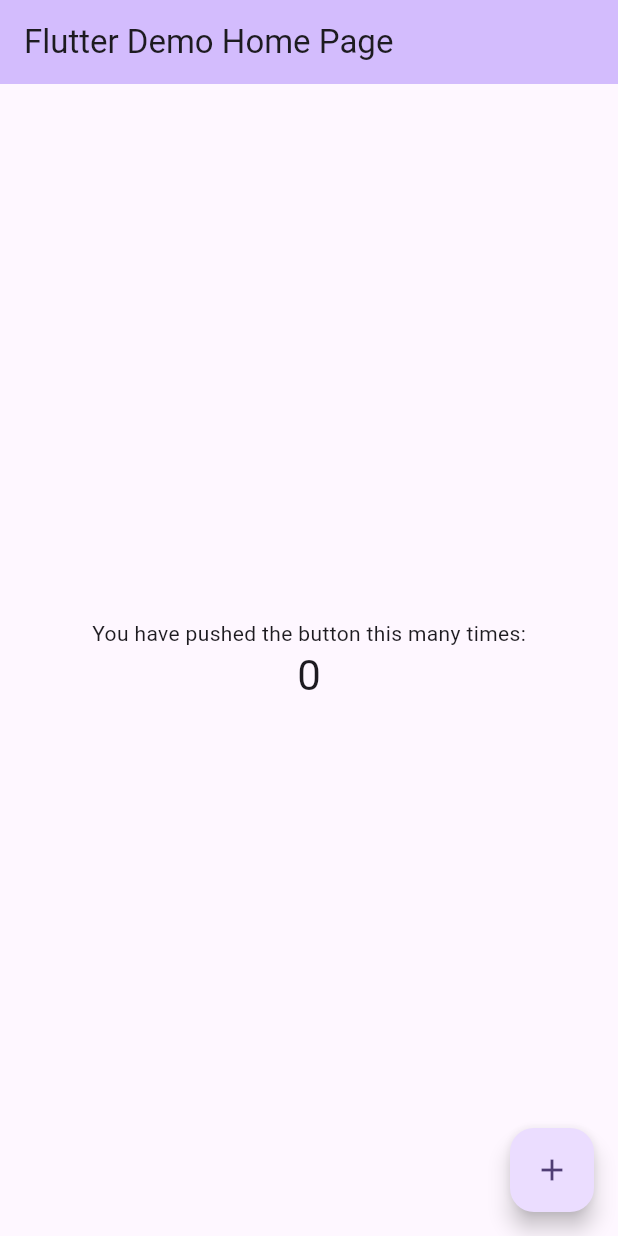
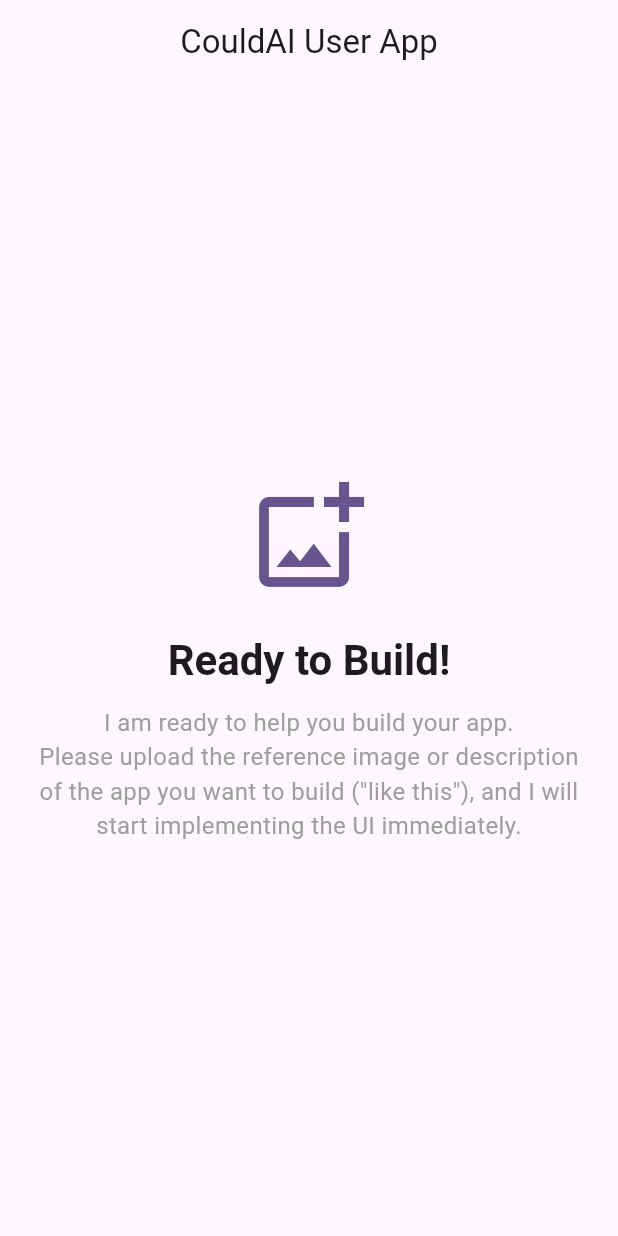
Before and after one commit to could-ai/019ae630-8134-7859-bf2f-23162685a986, a Flutter app: the screen it shows after launch, on a phone screen of 412 x 824 dp. Run offline on Flutter 3.47's test engine with Material 3 defaults, Android fonts, the phone set to English and light mode, and no system bars.

Commit message:
Created a placeholder Home Screen to serve as the starting point. It currently invites the user to upload their reference design since the initial request didn't include the image.; Refactored main.dart to remove the default counter app boilerplate. Configured the MaterialApp with proper routing pointing to the new HomeScreen.

```diff
--- a/usr/lib/main.dart
+++ b/usr/lib/main.dart
@@ -1,4 +1,5 @@
 import 'package:flutter/material.dart';
+import 'screens/home_screen.dart';
 
 void main() {
   runApp(const MyApp());
@@ -7,117 +8,20 @@ void main() {
 class MyApp extends StatelessWidget {
   const MyApp({super.key});
 
-  // This widget is the root of your application.
   @override
   Widget build(BuildContext context) {
     return MaterialApp(
-      title: 'Flutter Demo',
+      title: 'CouldAI User App',
       debugShowCheckedModeBanner: false,
       theme: ThemeData(
-        // This is the theme of your application.
-        //
-        // TRY THIS: Try running your application with "flutter run". You'll see
-        // the application has a purple toolbar. Then, without quitting the app,
-        // try changing the seedColor in the colorScheme below to Colors.green
-        // and then invoke "hot reload" (save your changes or press the "hot
-        // reload" button in a Flutter-supported IDE, or press "r" if you used
-        // the command line to start the app).
-        //
-        // Notice that the counter didn't reset back to zero; the application
-        // state is not lost during the reload. To reset the state, use hot
-        // restart instead.
-        //
-        // This works for code too, not just values: Most code changes can be
-        // tested with just a hot reload.
         colorScheme: ColorScheme.fromSeed(seedColor: Colors.deepPurple),
+        useMaterial3: true,
       ),
+      // Always explicitly set initialRoute and define '/' in routes for web safety
       initialRoute: '/',
       routes: {
-        '/': (context) => const MyHomePage(title: 'Flutter Demo Home Page'),
+        '/': (context) => const HomeScreen(),
       },
     );
   }
 }
-
-class MyHomePage extends StatefulWidget {
-  const MyHomePage({super.key, required this.title});
-
-  // This widget is the home page of your application. It is stateful, meaning
-  // that it has a State object (defined below) that contains fields that affect
-  // how it looks.
-
-  // This class is the configuration for the state. It holds the values (in this
-  // case the title) provided by the parent (in this case the App widget) and
-  // used by the build method of the State. Fields in a Widget subclass are
-  // always marked "final".
-
-  final String title;
-
-  @override
-  State<MyHomePage> createState() => _MyHomePageState();
-}
-
-class _MyHomePageState extends State<MyHomePage> {
-  int _counter = 0;
-
-  void _incrementCounter() {
-    setState(() {
-      // This call to setState tells the Flutter framework that something has
-      // changed in this State, which causes it to rerun the build method below
-      // so that the display can reflect the updated values. If we changed
-      // _counter without calling setState(), then the build method would not be
-      // called again, and so nothing would appear to happen.
-      _counter++;
-    });
-  }
-
-  @override
-  Widget build(BuildContext context) {
-    // This method is rerun every time setState is called, for instance as done
-    // by the _incrementCounter method above.
-    //
-    // The Flutter framework has been optimized to make rerunning build methods
-    // fast, so that you can just rebuild anything that needs updating rather
-    // than having to individually change instances of widgets.
-    return Scaffold(
-      appBar: AppBar(
-        // TRY THIS: Try changing the color here to a specific color (to
-        // Colors.amber, perhaps?) and trigger a hot reload to see the AppBar
-        // change color while the other colors stay the same.
-        backgroundColor: Theme.of(context).colorScheme.inversePrimary,
-        // Here we take the value from the MyHomePage object that was created by
-        // the App.build method, and use it to set our appbar title.
-        title: Text(widget.title),
-      ),
-      body: Center(
-        // Center is a layout widget. It takes a single child and positions it
-        // in the middle of the parent.
-        child: Column(
-          // Column is also a layout widget. It takes a list of children and
-          // arranges them vertically. By default, it sizes itself to fit its
-          // children horizontally, and tries to be as tall as its parent.
-          //
-          // Column has various properties to control how it sizes itself and
-          // how it positions its children. Here we use mainAxisAlignment to
-          // center the children vertically; the main axis here is the vertical
-          // axis because Columns are vertical (the cross axis would be
-          // horizontal).
-          //
-          // TRY THIS: Invoke "debug painting" (choose the "Toggle Debug Paint"
-          // action in the IDE, or press "p" in the console), to see the
-          // wireframe for each widget.
-          mainAxisAlignment: MainAxisAlignment.center,
-          children: <Widget>[
-            const Text('You have pushed the button this many times:'),
-            Text('$_counter', style: Theme.of(context).textTheme.headlineMedium),
-          ],
-        ),
-      ),
-      floatingActionButton: FloatingActionButton(
-        onPressed: _incrementCounter,
-        tooltip: 'Increment',
-        child: const Icon(Icons.add),
-      ), // This trailing comma makes auto-formatting nicer for build methods.
-    );
-  }
-}
--- /dev/null
+++ b/usr/lib/screens/home_screen.dart
@@ -0,0 +1,46 @@
+import 'package:flutter/material.dart';
+
+class HomeScreen extends StatelessWidget {
+  const HomeScreen({super.key});
+
+  @override
+  Widget build(BuildContext context) {
+    return Scaffold(
+      appBar: AppBar(
+        title: const Text('CouldAI User App'),
+        centerTitle: true,
+      ),
+      body: Center(
+        child: Padding(
+          padding: const EdgeInsets.all(24.0),
+          child: Column(
+            mainAxisAlignment: MainAxisAlignment.center,
+            children: [
+              Icon(
+                Icons.add_photo_alternate_outlined,
+                size: 80,
+                color: Theme.of(context).colorScheme.primary,
+              ),
+              const SizedBox(height: 24),
+              Text(
+                'Ready to Build!',
+                style: Theme.of(context).textTheme.headlineMedium?.copyWith(
+                  fontWeight: FontWeight.bold,
+                ),
+              ),
+              const SizedBox(height: 12),
+              const Text(
+                'I am ready to help you build your app.\nPlease upload the reference image or description of the app you want to build ("like this"), and I will start implementing the UI immediately.',
+                textAlign: TextAlign.center,
+                style: TextStyle(
+                  fontSize: 16,
+                  color: Colors.grey,
+                ),
+              ),
+            ],
+          ),
+        ),
+      ),
+    );
+  }
+}
```
